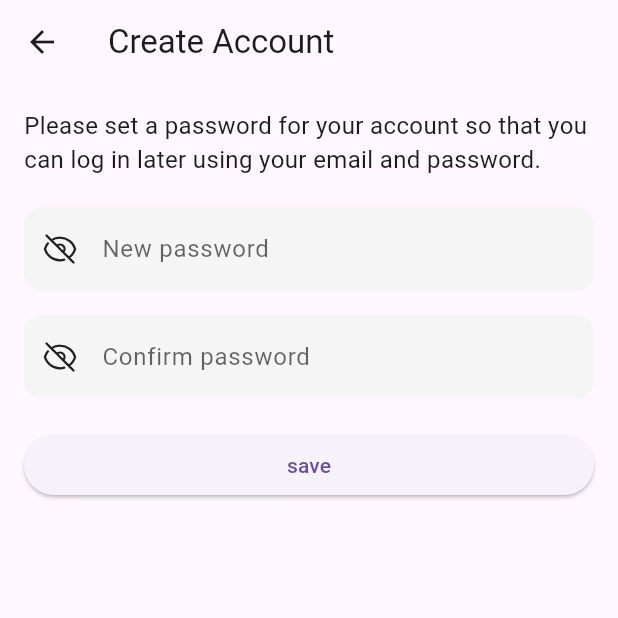
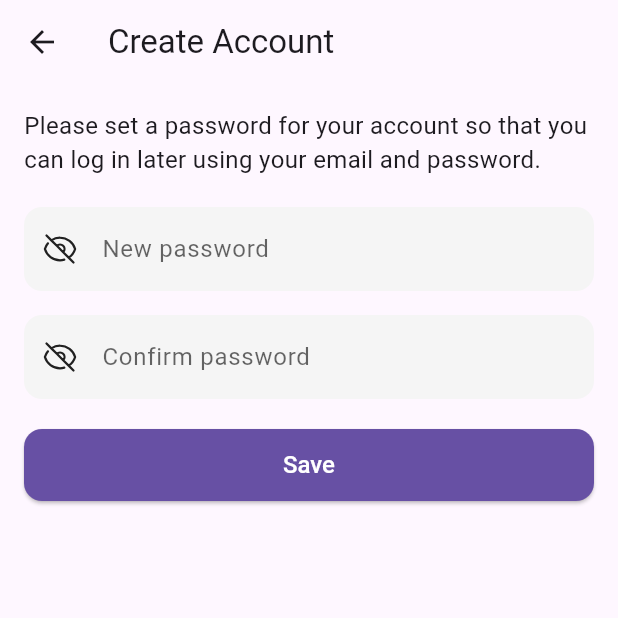
Before and after one commit to Haifasameer24/task_app, a Flutter app: the CreatePasswordScreen screen opened directly with empty values, on a phone screen of 412 x 824 dp, the top half of it. Run offline on Flutter 3.47's test engine with Material 3 defaults, Android fonts, the light colour scheme and no system bars; our stand-ins replace cloud_firestore, device_info_plus, eva_icons_flutter, firebase_auth, firebase_core, firebase_storage and 12 more; missing offline and left inert: flutter_launcher_icons; accounts and stored records are empty.

Commit message:
finish changes

```diff
--- a/lib/screens/create_password.dart
+++ b/lib/screens/create_password.dart
@@ -1,6 +1,7 @@
 import 'dart:ui';
 
 import 'package:firebase_auth/firebase_auth.dart';
+import 'package:flutter/cupertino.dart';
 import 'package:flutter/material.dart';
 import 'package:get/get.dart';
 import 'package:get_storage/get_storage.dart';
@@ -168,12 +169,27 @@ class _CreatePasswordScreenState extends State<CreatePasswordScreen> {
                 fillColor: isDark ? Colors.grey[800] : Colors.grey.shade100,
               ),),
             const SizedBox(height: 20),
-            Obx(() => ElevatedButton(
-              onPressed: isLoading.value ? null : _setPassword,
-              child: isLoading.value
-                  ? const CircularProgressIndicator(color: Colors.white)
-                  : const Text("save"),
-            )),
+            SizedBox(
+              width: double.infinity,
+              child: Obx(() {
+                if (isLoading.value) {
+                  return const Center(child: CupertinoActivityIndicator());
+                }
+                return ElevatedButton(
+                  onPressed: _setPassword,
+                  style: ElevatedButton.styleFrom(
+                    minimumSize: const Size(double.infinity, 48),
+                    shape: RoundedRectangleBorder(
+                      borderRadius: BorderRadius.circular(12),
+                    ),
+                    backgroundColor: Theme.of(context).colorScheme.primary,
+                    foregroundColor: Colors.white,
+                    textStyle: const TextStyle(fontSize: 16, fontWeight: FontWeight.w500),
+                  ),
+                  child: const Text("Save"),
+                );
+              }),
+            )
           ],
         ),
       ),
```
Also changed, not shown: lib/screens/about_us.dart (deleted, +0 -104 lines), lib/wedgit/edit_form.dart (+4 -4 lines), 1 other file.
